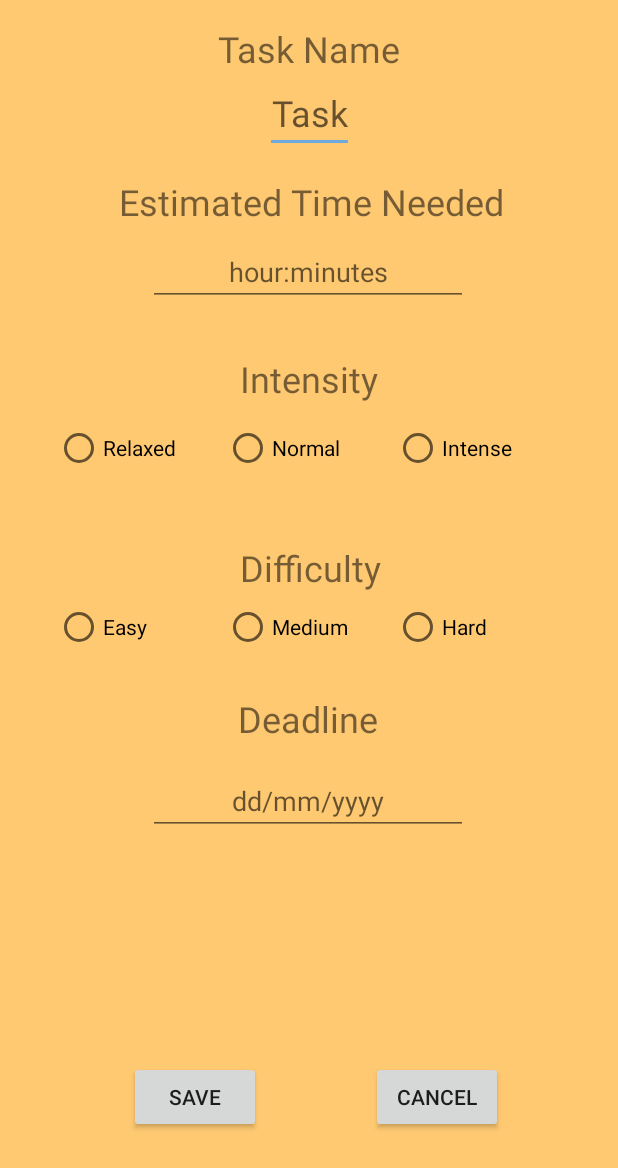
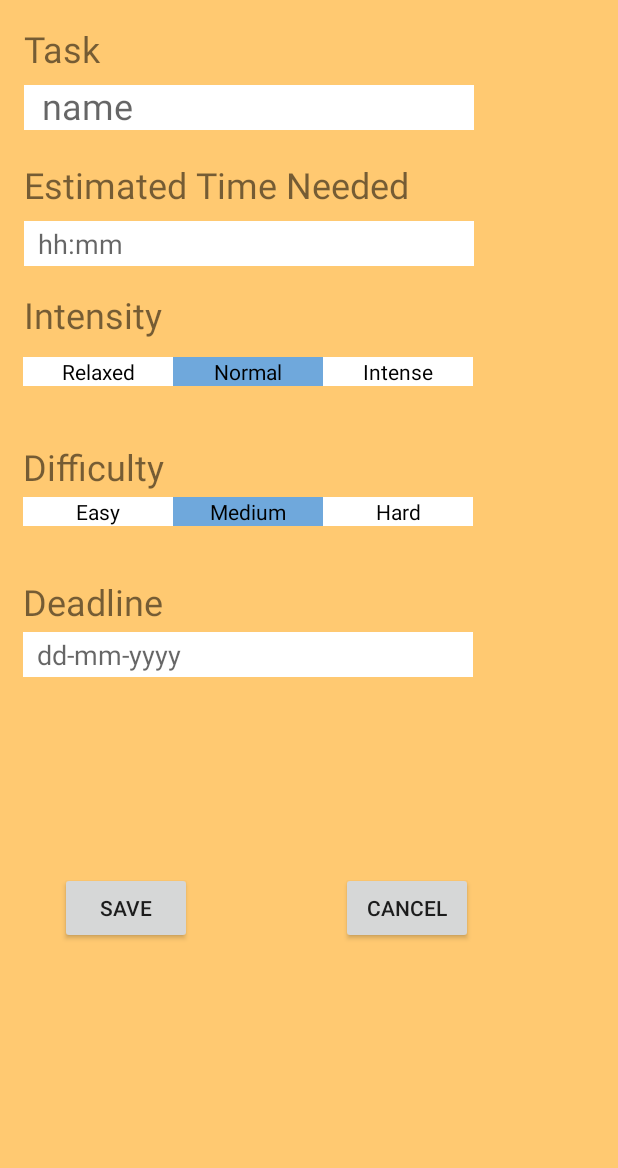
Before and after one commit to jeroenH04/SmartPlan, an Android app: the layout popup.xml on its own in the app's theme, with its tools: preview values and no code run, on a phone screen of 412 x 824 dp. Shown: the top 1168 px of the screen. Run offline under Robolectric (Android 15) with nearby library versions, the phone set to English and light mode, and no system bars.

Commit message:
redo commit

```diff
--- a/app/src/main/res/layout/popup.xml
+++ b/app/src/main/res/layout/popup.xml
@@ -2,57 +2,62 @@
 <androidx.constraintlayout.widget.ConstraintLayout xmlns:android="http://schemas.android.com/apk/res/android"
     xmlns:app="http://schemas.android.com/apk/res-auto"
     xmlns:tools="http://schemas.android.com/tools"
-    android:background="@color/colorPrimary"
     android:layout_width="match_parent"
     android:layout_height="match_parent"
-    android:orientation="vertical">
+    android:background="@color/colorPrimary"
+    android:orientation="vertical"
+    android:outlineProvider="none">
 
     <TextView
         android:id="@+id/task"
         android:layout_width="wrap_content"
         android:layout_height="wrap_content"
         android:layout_marginTop="16dp"
-        android:text="Task Name"
+        android:text="Task"
         android:textSize="24sp"
         app:layout_constraintEnd_toEndOf="parent"
+        app:layout_constraintHorizontal_bias="0.044"
         app:layout_constraintStart_toStartOf="parent"
         app:layout_constraintTop_toTopOf="parent" />
 
     <EditText
-        android:id="@+id/newcontactpopup_firstname"
-        android:layout_width="wrap_content"
-        android:layout_height="wrap_content"
-        android:gravity="center_horizontal"
-        android:hint="Task"
+        android:id="@+id/newtask_name"
+        android:layout_width="300dp"
+        android:layout_height="30dp"
+        android:layout_marginTop="8dp"
+        android:background="#ffffff"
+        android:gravity="start"
+        android:hint="  name"
         android:singleLine="true"
-        android:textAlignment="center"
         android:textSize="24sp"
-        app:layout_constraintEnd_toEndOf="parent"
-        app:layout_constraintStart_toStartOf="parent"
+        app:layout_constraintEnd_toEndOf="@+id/task"
+        app:layout_constraintHorizontal_bias="0.0"
+        app:layout_constraintStart_toStartOf="@+id/task"
         app:layout_constraintTop_toBottomOf="@+id/task" />
 
     <TextView
         android:id="@+id/timeText"
         android:layout_width="wrap_content"
         android:layout_height="wrap_content"
-        android:layout_marginTop="16dp"
+        android:layout_marginTop="20dp"
         android:text="Estimated Time Needed"
         android:textSize="24sp"
-        app:layout_constraintEnd_toEndOf="parent"
-        app:layout_constraintHorizontal_bias="0.509"
-        app:layout_constraintStart_toStartOf="parent"
-        app:layout_constraintTop_toBottomOf="@+id/newcontactpopup_firstname" />
+        app:layout_constraintEnd_toEndOf="@+id/newtask_name"
+        app:layout_constraintHorizontal_bias="0.0"
+        app:layout_constraintStart_toStartOf="@+id/newtask_name"
+        app:layout_constraintTop_toBottomOf="@+id/newtask_name" />
 
     <TextView
         android:id="@+id/IntensityText"
         android:layout_width="wrap_content"
         android:layout_height="wrap_content"
-        android:layout_marginTop="32dp"
+        android:layout_marginTop="16dp"
         android:text="Intensity"
         android:textSize="24sp"
-        app:layout_constraintEnd_toEndOf="parent"
-        app:layout_constraintStart_toStartOf="parent"
-        app:layout_constraintTop_toBottomOf="@+id/editTextTime" />
+        app:layout_constraintEnd_toEndOf="@+id/newtask_duration"
+        app:layout_constraintHorizontal_bias="0.0"
+        app:layout_constraintStart_toStartOf="@+id/newtask_duration"
+        app:layout_constraintTop_toBottomOf="@+id/newtask_duration" />
 
     <TextView
         android:id="@+id/DifficultyText"
@@ -62,11 +67,11 @@
         android:text="Difficulty"
         android:textSize="24sp"
         app:layout_constraintBottom_toBottomOf="parent"
-        app:layout_constraintEnd_toEndOf="parent"
-        app:layout_constraintHorizontal_bias="0.503"
-        app:layout_constraintStart_toStartOf="parent"
-        app:layout_constraintTop_toBottomOf="@+id/radioGroup"
-        app:layout_constraintVertical_bias="0.146" />
+        app:layout_constraintEnd_toEndOf="@+id/intensityGroup"
+        app:layout_constraintHorizontal_bias="0.0"
+        app:layout_constraintStart_toStartOf="@+id/intensityGroup"
+        app:layout_constraintTop_toBottomOf="@+id/intensityGroup"
+        app:layout_constraintVertical_bias="0.061" />
 
     <TextView
         android:id="@+id/deadlineText"
@@ -75,11 +80,25 @@
         android:text="Deadline"
         android:textSize="24sp"
         app:layout_constraintBottom_toBottomOf="parent"
-        app:layout_constraintEnd_toEndOf="parent"
-        app:layout_constraintHorizontal_bias="0.498"
-        app:layout_constraintStart_toStartOf="parent"
-        app:layout_constraintTop_toBottomOf="@+id/radioGroup2"
-        app:layout_constraintVertical_bias="0.072" />
+        app:layout_constraintEnd_toEndOf="@+id/difficultyGroup"
+        app:layout_constraintHorizontal_bias="0.0"
+        app:layout_constraintStart_toStartOf="@+id/difficultyGroup"
+        app:layout_constraintTop_toBottomOf="@+id/difficultyGroup"
+        app:layout_constraintVertical_bias="0.042" />
+
+    <EditText
+        android:id="@+id/newtask_deadline"
+        android:layout_width="300dp"
+        android:layout_height="30dp"
+        android:layout_marginTop="4dp"
+        android:background="#ffffff"
+        android:ems="10"
+        android:hint="  dd-mm-yyyy"
+        android:focusable="false"
+        app:layout_constraintEnd_toEndOf="@+id/deadlineText"
+        app:layout_constraintHorizontal_bias="0.0"
+        app:layout_constraintStart_toStartOf="@+id/deadlineText"
+        app:layout_constraintTop_toBottomOf="@+id/deadlineText" />
 
     <Button
         android:id="@+id/saveButton"
@@ -87,11 +106,11 @@
         android:layout_height="wrap_content"
         android:text="Save"
         app:layout_constraintBottom_toBottomOf="parent"
-        app:layout_constraintEnd_toEndOf="parent"
-        app:layout_constraintHorizontal_bias="0.266"
-        app:layout_constraintStart_toStartOf="parent"
-        app:layout_constraintTop_toBottomOf="@+id/editTextDate"
-        app:layout_constraintVertical_bias="0.686" />
+        app:layout_constraintEnd_toEndOf="@+id/newtask_deadline"
+        app:layout_constraintHorizontal_bias="0.117"
+        app:layout_constraintStart_toStartOf="@+id/difficultyGroup"
+        app:layout_constraintTop_toBottomOf="@+id/newtask_deadline"
+        app:layout_constraintVertical_bias="0.4" />
 
     <Button
         android:id="@+id/cancelButton"
@@ -99,20 +118,21 @@
         android:layout_height="wrap_content"
         android:text="Cancel"
         app:layout_constraintBottom_toBottomOf="parent"
-        app:layout_constraintEnd_toEndOf="parent"
-        app:layout_constraintHorizontal_bias="0.764"
-        app:layout_constraintStart_toStartOf="parent"
-        app:layout_constraintTop_toBottomOf="@+id/editTextDate"
-        app:layout_constraintVertical_bias="0.686" />
+        app:layout_constraintEnd_toEndOf="@+id/newtask_deadline"
+        app:layout_constraintHorizontal_bias="1.0"
+        app:layout_constraintStart_toStartOf="@+id/newtask_deadline"
+        app:layout_constraintTop_toBottomOf="@+id/newtask_deadline"
+        app:layout_constraintVertical_bias="0.4" />
 
     <RadioGroup
-        android:id="@+id/radioGroup"
-        android:layout_width="339dp"
+        android:id="@+id/intensityGroup"
+        android:layout_width="300dp"
         android:layout_height="35dp"
-        android:layout_marginTop="14dp"
+        android:layout_marginTop="12dp"
         android:orientation="horizontal"
-        app:layout_constraintEnd_toEndOf="parent"
-        app:layout_constraintStart_toStartOf="parent"
+        app:layout_constraintEnd_toEndOf="@+id/IntensityText"
+        app:layout_constraintHorizontal_bias="0.004"
+        app:layout_constraintStart_toStartOf="@+id/IntensityText"
         app:layout_constraintTop_toBottomOf="@+id/IntensityText">
 
         <RadioButton
@@ -120,31 +140,44 @@
             android:layout_width="0dp"
             android:layout_height="wrap_content"
             android:layout_weight="1"
-            android:text="Relaxed" />
+            android:text="Relaxed"
+            android:background="#ffffff"
+            android:button="@null"
+            android:gravity="center"
+            android:checked="false"/>
 
         <RadioButton
             android:id="@+id/normalBtn"
             android:layout_width="0dp"
             android:layout_height="wrap_content"
             android:layout_weight="1"
-            android:text="Normal" />
+            android:text="Normal"
+            android:background="@color/colorAccent"
+            android:button="@null"
+            android:gravity="center"
+            android:checked="true" />
 
         <RadioButton
             android:id="@+id/intenseBtn"
             android:layout_width="0dp"
             android:layout_height="wrap_content"
             android:layout_weight="1"
-            android:text="Intense" />
+            android:text="Intense"
+            android:background="#ffffff"
+            android:button="@null"
+            android:gravity="center"
+            android:checked="false" />
     </RadioGroup>
 
     <RadioGroup
-        android:id="@+id/radioGroup2"
-        android:layout_width="339dp"
+        android:id="@+id/difficultyGroup"
+        android:layout_width="300dp"
         android:layout_height="35dp"
-        android:layout_marginTop="7dp"
+        android:layout_marginTop="4dp"
         android:orientation="horizontal"
-        app:layout_constraintEnd_toEndOf="parent"
-        app:layout_constraintStart_toStartOf="parent"
+        app:layout_constraintEnd_toEndOf="@+id/DifficultyText"
+        app:layout_constraintHorizontal_bias="0.0"
+        app:layout_constraintStart_toStartOf="@+id/DifficultyText"
         app:layout_constraintTop_toBottomOf="@+id/DifficultyText">
 
         <RadioButton
@@ -152,50 +185,49 @@
             android:layout_width="0dp"
             android:layout_height="wrap_content"
             android:layout_weight="1"
-            android:text="Easy" />
+            android:text="Easy"
+            android:background="#ffffff"
+            android:button="@null"
+            android:gravity="center"
+            android:checked="false" />
 
         <RadioButton
             android:id="@+id/mediumBtn"
             android:layout_width="0dp"
             android:layout_height="wrap_content"
             android:layout_weight="1"
-            android:text="Medium" />
+            android:text="Medium"
+            android:background="@color/colorAccent"
+            android:button="@null"
+            android:gravity="center"
+            android:checked="true"  />
 
         <RadioButton
             android:id="@+id/hardBtn"
             android:layout_width="0dp"
             android:layout_height="wrap_content"
             android:layout_weight="1"
-            android:text="Hard" />
+            android:text="Hard"
+            android:background="#ffffff"
+            android:button="@null"
+            android:gravity="center"
+            android:checked="false" />
     </RadioGroup>
 
     <EditText
-        android:id="@+id/editTextTime"
-        android:layout_width="wrap_content"
-        android:layout_height="wrap_content"
+        android:id="@+id/newtask_duration"
+        android:layout_width="300dp"
+        android:layout_height="30dp"
         android:layout_marginTop="8dp"
-        android:hint="hour:minutes"
         android:ems="10"
+        android:hint="  hh:mm"
+        android:maxLength="5"
         android:inputType="time"
-        android:textAlignment="center"
-        app:layout_constraintEnd_toEndOf="parent"
-        app:layout_constraintHorizontal_bias="0.497"
-        app:layout_constraintStart_toStartOf="parent"
+        android:background="#ffffff"
+        app:layout_constraintEnd_toEndOf="@+id/timeText"
+        app:layout_constraintHorizontal_bias="0.0"
+        app:layout_constraintStart_toStartOf="@+id/timeText"
         app:layout_constraintTop_toBottomOf="@+id/timeText" />
-
-    <EditText
-        android:id="@+id/editTextDate"
-        android:layout_width="wrap_content"
-        android:layout_height="wrap_content"
-        android:layout_marginTop="16dp"
-        android:ems="10"
-        android:hint="dd/mm/yyyy"
-        android:inputType="date"
-        android:textAlignment="center"
-        app:layout_constraintEnd_toEndOf="parent"
-        app:layout_constraintHorizontal_bias="0.497"
-        app:layout_constraintStart_toStartOf="parent"
-        app:layout_constraintTop_toBottomOf="@+id/deadlineText" />
 
 
 </androidx.constraintlayout.widget.ConstraintLayout>
```
